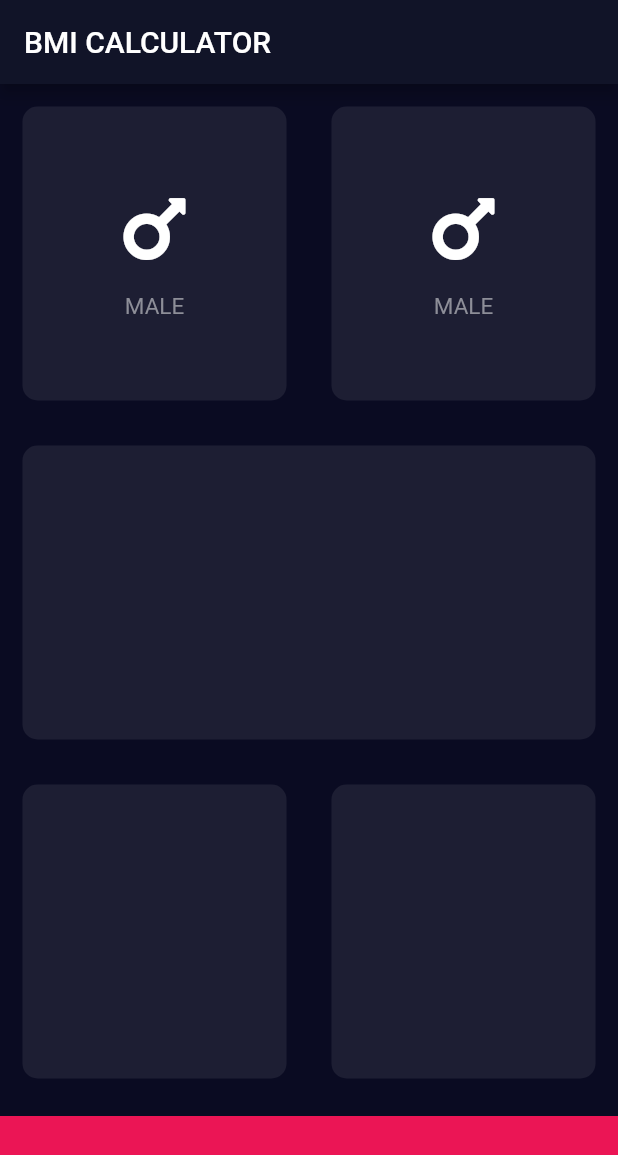
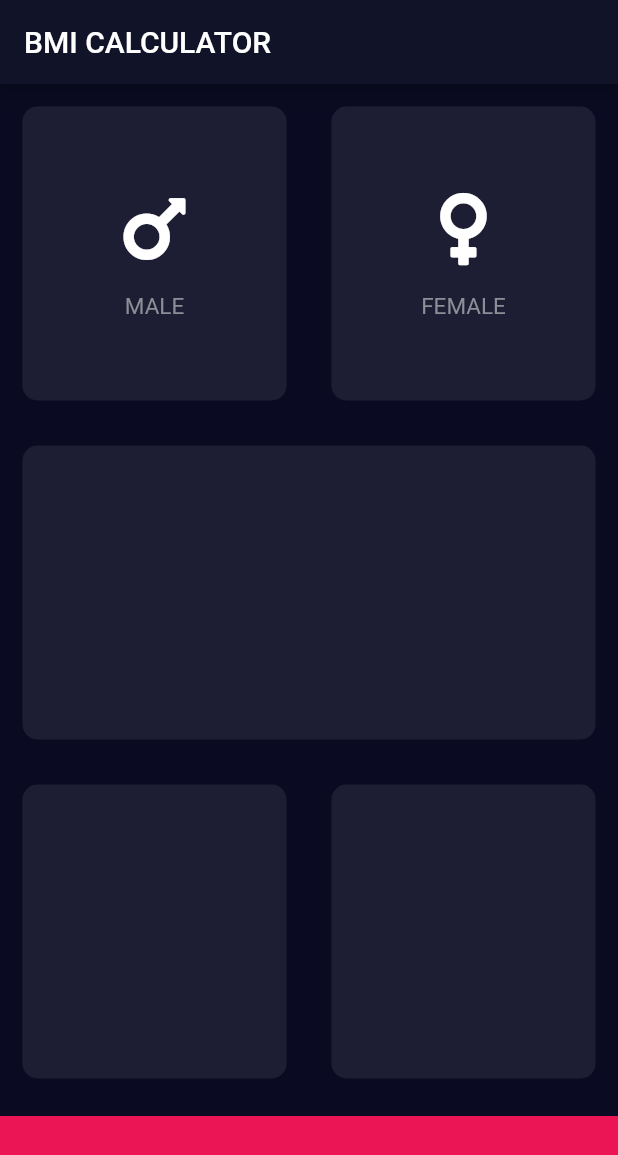
Before and after one commit to stefaniamak/flutter_course, a Flutter app: the screen it shows after launch, on a phone screen of 412 x 824 dp. Shown: the top 1155 px of the screen. Run offline on Flutter 3.47's test engine with Material 2 defaults, Android fonts, the phone set to English and light mode, and no system bars; our stand-ins replace audioplayers, font_awesome_flutter, rflutter_alert.

Commit message:
fix(calculator): changed name and label text

```diff
--- a/bmi-calculator-flutter/lib/input_page.dart
+++ b/bmi-calculator-flutter/lib/input_page.dart
@@ -35,7 +35,7 @@ class _InputPageState extends State<InputPage> {
                   child: ReusableCard(
                     colour: activeCardColor,
                     childWidget: CardContent(
-                        icon: FontAwesomeIcons.mars, labelText: 'MALE'),
+                        icon: FontAwesomeIcons.venus, labelText: 'FEMALE'),
                   ),
                 ),
               ],
```
